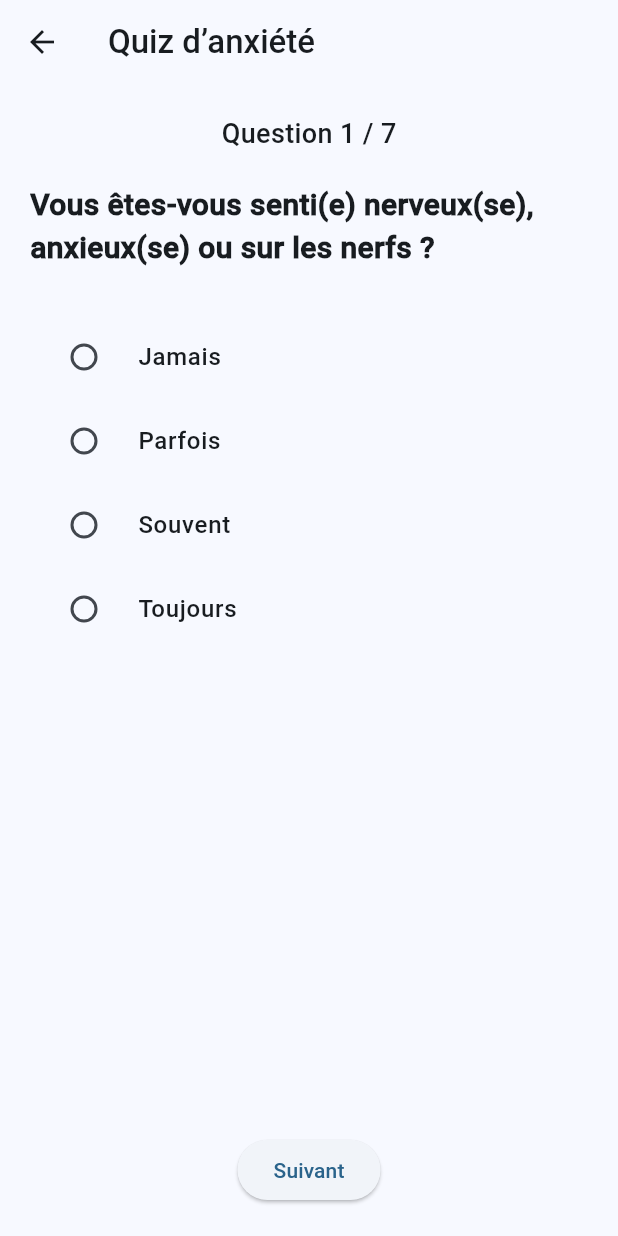
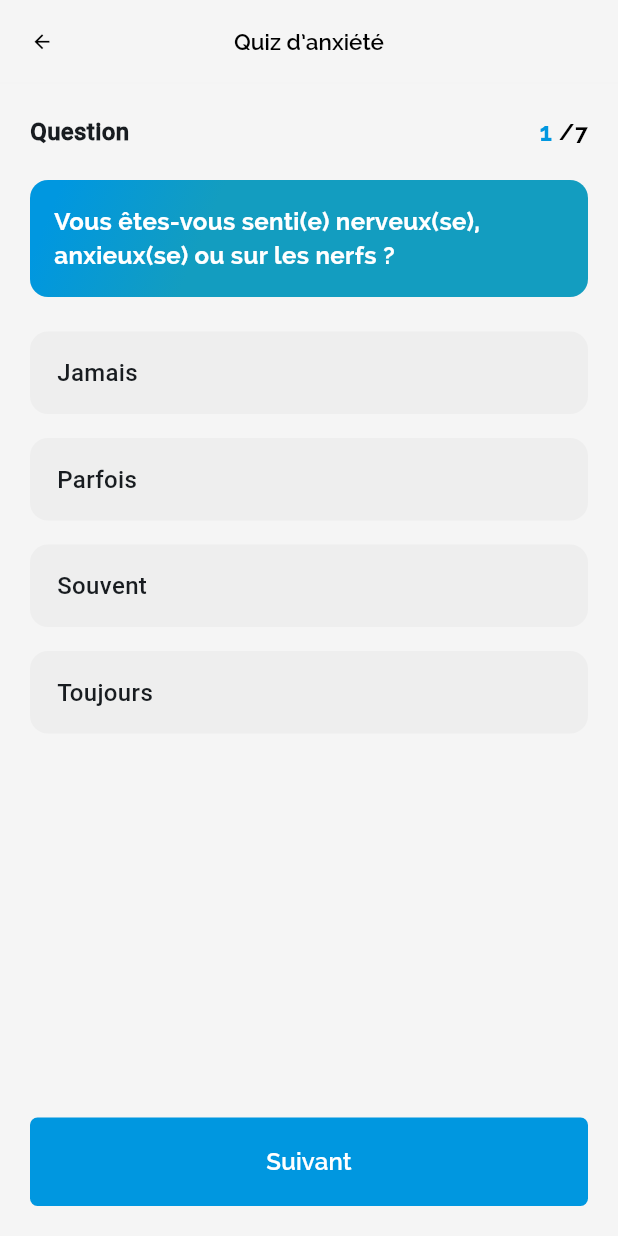
Before and after one commit to mahamani2001/pfee, a Flutter app: the QuestionPage screen opened directly, on a phone screen of 412 x 824 dp. Run offline on Flutter 3.47's test engine with Material 3 defaults, Android fonts, the phone set to English and light mode, and no system bars; our stand-ins replace another_flushbar, connectivity_plus, convert, dio, file_picker, firebase_core and 16 more; missing offline and left inert: cryptography, encrypt, flutter_sound, flutter_webrtc, tflite_flutter; accounts and stored records are empty.

Commit message:
update QUiz UI

```diff
--- a/lib/screens/anxiety_quiz/quiz_screen.dart
+++ b/lib/screens/anxiety_quiz/quiz_screen.dart
@@ -4,6 +4,12 @@ import 'package:mypsy_app/resources/services/question_model.dart';
 import 'package:mypsy_app/resources/services/quiz_service.dart';
 import 'package:mypsy_app/resources/services/anxiety_model.dart';
 import 'package:mypsy_app/screens/anxiety_quiz/result_screnn.dart';
+import 'package:mypsy_app/screens/layouts/top_bar_subpage.dart';
+import 'package:mypsy_app/shared/themes/app_colors.dart';
+import 'package:mypsy_app/shared/themes/app_theme.dart';
+import 'package:mypsy_app/shared/ui/buttons/button.dart';
+import 'package:mypsy_app/shared/ui/commun_widget.dart';
+import 'package:mypsy_app/shared/ui/flushbar.dart';
 
 class QuestionPage extends StatefulWidget {
   const QuestionPage({super.key});
@@ -18,6 +24,7 @@ class _QuestionPageState extends State<QuestionPage> {
 
   late AnxietyModel _anxietyModel;
   bool _modelReady = false;
+  int selectedOption = -1;
 
   @override
   void initState() {
@@ -47,6 +54,7 @@ class _QuestionPageState extends State<QuestionPage> {
 
     // 🔢 Convertir réponses utilisateur en liste de double
     List<double> inputs = questions.map((q) {
+      print('userAnswered ${q.userAnswered}');
       switch (q.userAnswered) {
         case "Jamais":
           return 0.0;
@@ -61,7 +69,6 @@ class _QuestionPageState extends State<QuestionPage> {
       }
     }).toList();
 
-    // 🔮 Prédiction avec le modèle TFLite
     int predictionIndex = await _anxietyModel.predict(inputs);
     List<String> labels = ["Anxiété minimale", "Légère", "Modérée", "Sévère"];
     final predictedLevel = labels[predictionIndex];
@@ -74,6 +81,9 @@ class _QuestionPageState extends State<QuestionPage> {
 
     if (userId == null || token == null) {
       print("❌ Impossible de récupérer l’utilisateur ou le token");
+      customFlushbar(
+          '', 'Impossible de récupérer l’utilisateur ou le token', context,
+          isError: true);
       return;
     }
 
@@ -95,14 +105,36 @@ class _QuestionPageState extends State<QuestionPage> {
 
   @override
   Widget build(BuildContext context) => Scaffold(
-        appBar: AppBar(title: const Text("Quiz d’anxiété")),
-        body: Padding(
+        backgroundColor: AppColors.mypsyBgApp,
+        appBar: const TopBarSubPage(
+          title: 'Quiz d’anxiété',
+        ),
+        body: SafeArea(
+          child: Padding(
             padding: const EdgeInsets.all(20),
             child: Column(
               children: [
-              Text(
-                "Question ${currentQuestion + 1} / ${questions.length}",
-                style: const TextStyle(fontSize: 18),
+                Row(
+                  mainAxisAlignment: MainAxisAlignment.spaceBetween,
+                  children: [
+                    const Text(
+                      'Question',
+                      style:
+                          TextStyle(fontSize: 16, fontWeight: FontWeight.bold),
+                    ),
+                    Row(
+                      children: [
+                        Text('${currentQuestion + 1} ',
+                            style: AppThemes.getTextStyle(
+                                fontWeight: FontWeight.bold,
+                                size: 17,
+                                clr: AppColors.mypsyPrimary)),
+                        Text('/${questions.length}',
+                            style: AppThemes.getTextStyle(
+                                fontWeight: FontWeight.bold, size: 15)),
+                      ],
+                    ),
+                  ],
                 ),
                 const SizedBox(height: 20),
                 Expanded(
@@ -119,15 +151,56 @@ class _QuestionPageState extends State<QuestionPage> {
                       return Column(
                         crossAxisAlignment: CrossAxisAlignment.start,
                         children: [
-                        Text(
-                          question.question,
-                          style: const TextStyle(
-                            fontSize: 20,
+                          Container(
+                            width: double.infinity,
+                            padding: const EdgeInsets.all(16),
+                            decoration: mainDecorationBorder,
+                            child: Text(question.question,
+                                style: AppThemes.getTextStyle(
+                                    clr: AppColors.mypsyWhite,
                                     fontWeight: FontWeight.bold,
+                                    size: 16)),
+                          ),
+                          const SizedBox(height: 15),
+                          Expanded(
+                            child: ListView.builder(
+                              itemCount: question.options.length,
+                              itemBuilder: (context, index) => GestureDetector(
+                                onTap: () {
+                                  setState(() {
+                                    selectedOption = index;
+                                    question.userAnswered =
+                                        question.options[index];
+                                  });
+                                },
+                                child: Container(
+                                  margin:
+                                      const EdgeInsets.symmetric(vertical: 8),
+                                  padding: const EdgeInsets.symmetric(
+                                      horizontal: 16, vertical: 14),
+                                  decoration: BoxDecoration(
+                                    color: selectedOption == index
+                                        ? AppColors.mypsyPrimary
+                                            .withOpacity(0.2)
+                                        : Colors.grey.shade200,
+                                    borderRadius: BorderRadius.circular(12),
+                                    border: Border.all(
+                                      color: selectedOption == index
+                                          ? AppColors.mypsyPrimary
+                                              .withOpacity(0.4)
+                                          : Colors.transparent,
+                                      width: 2,
                                     ),
                                   ),
-                        const SizedBox(height: 30),
-                        ...question.options.map((option) {
+                                  child: Text(
+                                    question.options[index],
+                                    style: const TextStyle(fontSize: 16),
+                                  ),
+                                ),
+                              ),
+                            ),
+                          ),
+                          /*  ...question.options.map((option) {
                             return RadioListTile<String>(
                               title: Text(option),
                               value: option,
@@ -138,14 +211,17 @@ class _QuestionPageState extends State<QuestionPage> {
                                 });
                               },
                             );
-                        }).toList(),
+                          }).toList(),*/
                         ],
                       );
                     },
                   ),
                 ),
-              ElevatedButton(
-                onPressed: () {
+                SizedBox(
+                  width: double.infinity,
+                  child: mypsyButton(
+                    onPress: () {
+                      selectedOption = -1;
                       if (currentQuestion < questions.length - 1) {
                         _pageController.nextPage(
                           duration: const Duration(milliseconds: 300),
@@ -155,8 +231,7 @@ class _QuestionPageState extends State<QuestionPage> {
                         submitQuiz();
                       }
                     },
-                child: Text(
-                  currentQuestion < questions.length - 1
+                    text: currentQuestion < questions.length - 1
                         ? "Suivant"
                         : "Terminer",
                   ),
@@ -164,5 +239,6 @@ class _QuestionPageState extends State<QuestionPage> {
               ],
             ),
           ),
+        ),
       );
 }
--- a/lib/screens/layouts/main_screen.dart
+++ b/lib/screens/layouts/main_screen.dart
@@ -1,12 +1,9 @@
-import 'package:firebase_messaging/firebase_messaging.dart';
 import 'package:mypsy_app/resources/services/fcm_service.dart';
 import 'package:mypsy_app/screens/anxiety_quiz/quiz_screen.dart';
 import 'package:mypsy_app/screens/apointment/appointment.dart';
-import 'package:mypsy_app/screens/consultation/ConsultationLauncherScreen.dart';
 import 'package:mypsy_app/screens/home/home.dart';
 import 'package:mypsy_app/screens/menu/menu_page.dart';
 import 'package:mypsy_app/screens/profil/DoctorListScreen.dart';
-import 'package:mypsy_app/screens/profil/profile.dart';
 import 'package:mypsy_app/shared/themes/app_colors.dart';
 import 'package:mypsy_app/shared/ui/device_types.dart';
 import 'package:mypsy_app/shared/ui/menu/icon_menu.dart';
```
Also changed, not shown: lib/screens/authentification/login.dart (+7 -1 lines), lib/shared/ui/commun_widget.dart (+16 -2 lines), 1 other file. Lines whose indentation alone changed are shown as unchanged.
